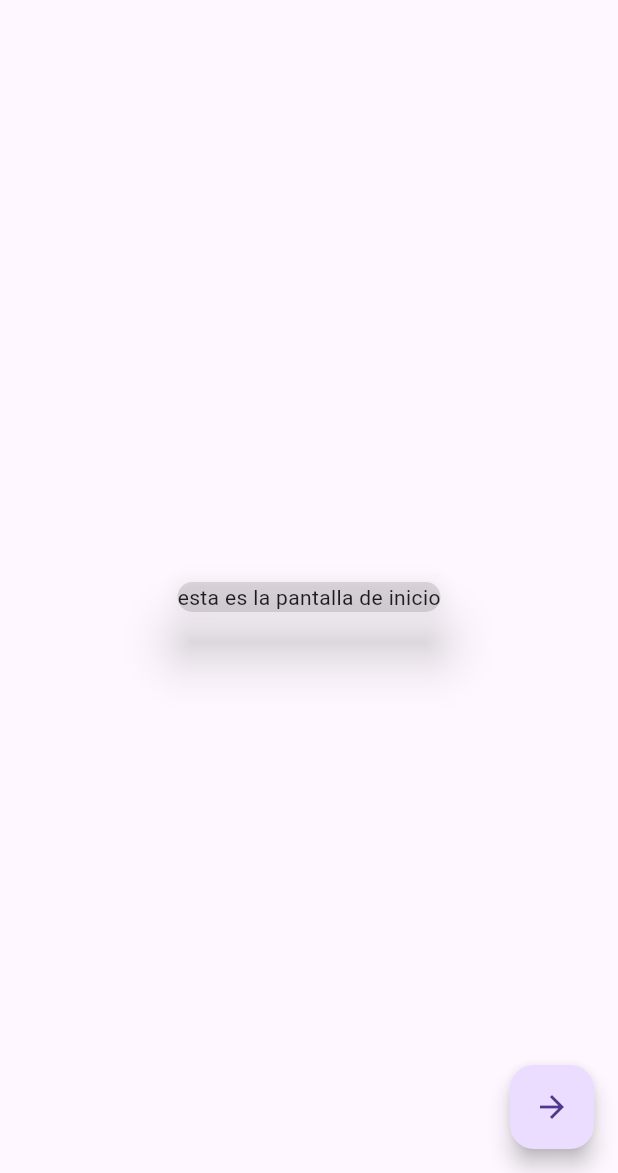
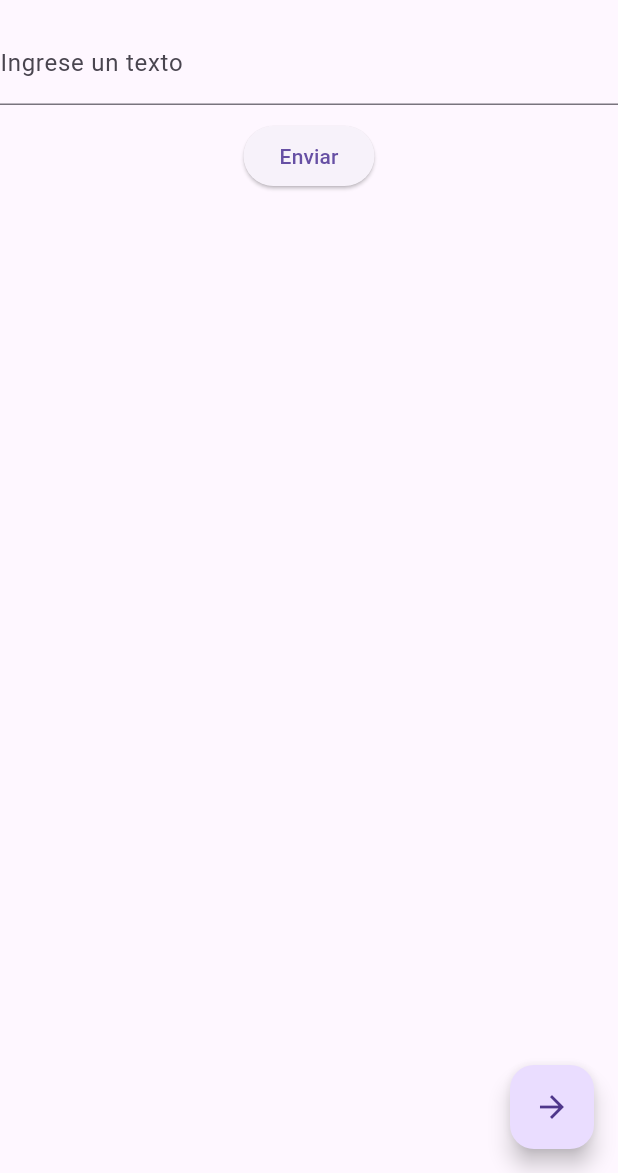
Before and after one commit to NahuelFerreroG/FlutterPath, a Flutter app: the screen it shows after launch, on a phone screen of 412 x 824 dp, the part 63-1236 px from its top. Run offline on Flutter 3.47's test engine with Material 2 defaults, Android fonts, the phone set to English and light mode, and no system bars.

Commit message:
ejercicio3 - terminado

```diff
--- a/ejercicio3/lib/presentation/screens/details_screen.dart
+++ b/ejercicio3/lib/presentation/screens/details_screen.dart
@@ -2,8 +2,9 @@ import 'package:ejercicio3/presentation/screens/home_screen.dart';
 import 'package:flutter/material.dart';
 
 class DetailsScreen extends StatelessWidget {
-  const DetailsScreen({super.key});
+  const DetailsScreen({super.key, required this.text});
 
+final String text;
 
 
 void openDetails(BuildContext context) {
@@ -12,7 +13,7 @@ void openDetails(BuildContext context) {
     barrierDismissible: false,
     builder: (context) => AlertDialog(
       title: const Text('Details'),
-      content: const Text('Id deserunt ad cupidatat in laborum veniam fugiat culpa consequat laboris aliquip.'),
+      content: Text(text),
       actions: [
         ElevatedButton(
           child: const Text('Salir'),
--- a/ejercicio3/lib/presentation/screens/home_screen.dart
+++ b/ejercicio3/lib/presentation/screens/home_screen.dart
@@ -1,8 +1,16 @@
 import 'package:ejercicio3/presentation/screens/details_screen.dart';
 import 'package:flutter/material.dart';
 
-class HomeScreen extends StatelessWidget {
+class HomeScreen extends StatefulWidget {
   const HomeScreen({super.key});
+
+  @override
+  State<HomeScreen> createState() => _HomeScreenState();
+}
+
+class _HomeScreenState extends State<HomeScreen> {
+
+  TextEditingController textEditingController = TextEditingController();
 
   @override
   Widget build(BuildContext context) {
@@ -11,17 +19,37 @@ class HomeScreen extends StatelessWidget {
         title: const Text('Ejercicio 3 - HomeScreen'),
         leading: const Icon(Icons.house_outlined),
       ),
-      body: const Center(
-        child: Card(
-          shadowColor: Colors.black,
-          color: Colors.black12,
-          elevation: 15,
-          child: Text('esta es la pantalla de inicio'))
+
+
+      body: Center(
+        child: Column(
+          crossAxisAlignment: CrossAxisAlignment.center,
+          children: [
+
+            TextField(
+              controller: textEditingController,
+              decoration: const InputDecoration(
+                labelText: 'Ingrese un texto'
+              ),
+            ),
+
+            const SizedBox(height: 10),
+
+            ElevatedButton(
+              onPressed: () {
+              Navigator.push(context, MaterialPageRoute(builder: (context) => DetailsScreen(text: textEditingController.text)));},
+              child: const Text('Enviar'),
+            )
+
+          ],
+        )
       ),
+
+
       floatingActionButton: FloatingActionButton(
         child: const Icon(Icons.arrow_forward),
         onPressed: (){
-          Navigator.push(context, MaterialPageRoute(builder: (context)=>const DetailsScreen()));
+          Navigator.push(context, MaterialPageRoute(builder: (context) => const DetailsScreen(text: '',)));
         })
     );
   }
```
Also changed, not shown: 1 other file.
